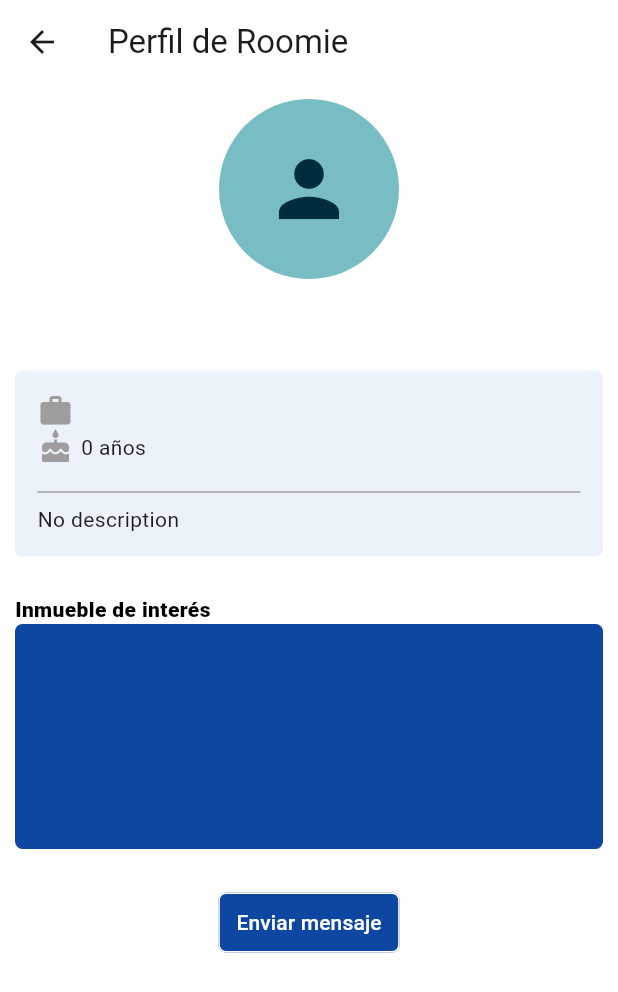
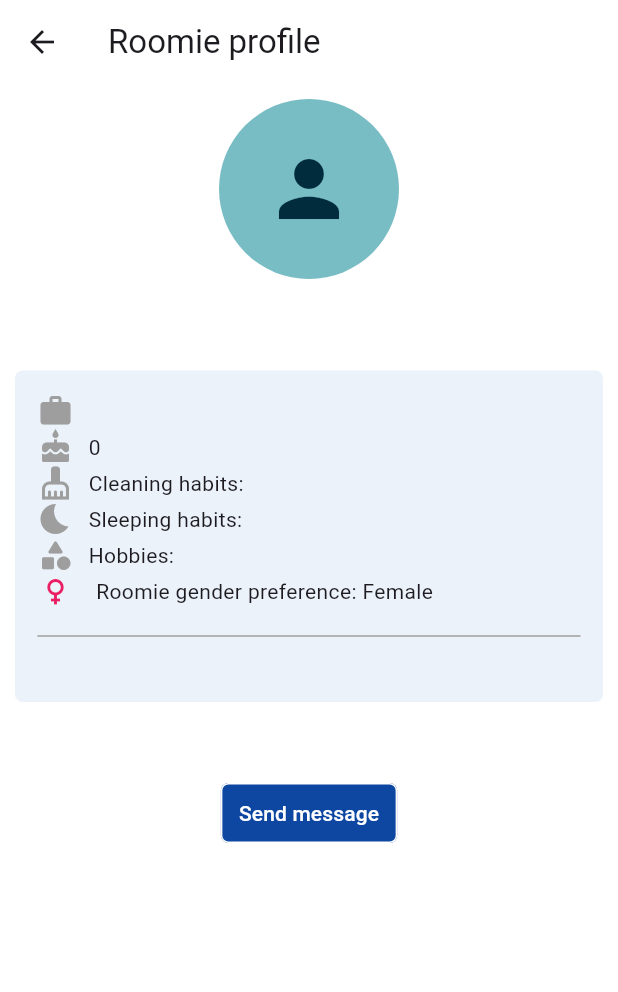
Before and after one commit to WX61-Grupo2-AplicacionesMoviles/App-Mobile-Plusroom, a Flutter app: the RoomiePage screen opened directly with empty values, on a phone screen of 412 x 824 dp. Shown: the top 992 px of the screen. Run offline on Flutter 3.47's test engine with Material 3 defaults, Android fonts, the phone set to English and light mode, and no system bars.

Commit message:
feat: roomie preference info

```diff
--- a/lib/components/roomie_tile.dart
+++ b/lib/components/roomie_tile.dart
@@ -1,10 +1,10 @@
 import 'package:app_mobile_plusroom/components/profile_image.dart';
-import 'package:app_mobile_plusroom/models/roomie.dart';
 import 'package:flutter/material.dart';
+import '../models/roomie.dart';
 import '../pages/roomie_detail_page.dart';
 
 class RoomieTile extends StatelessWidget {
-  final Roomie roomie;
+  final Tenant roomie;
 
   RoomieTile({
     super.key,
@@ -79,31 +79,38 @@ class RoomieTile extends StatelessWidget {
         Row(
           crossAxisAlignment: CrossAxisAlignment.start,
           children: [
-            roomie.occupation == "Estudiante"
+            roomie.occupation == "Student"
                 ? const Icon(Icons.school)
                 : const Icon(Icons.work),
             const SizedBox(width: 5),
             Text(roomie.occupation)
           ],
         ),
-        roomie.pets == true
+        roomie.preferences.petFriendly == true
             ? const Row(
                 children: [
                   Icon(Icons.pets),
                   SizedBox(width: 5),
-                  Text('Mascotas'),
+                  Text('Pet friendly'),
                 ],
               )
             : Container(),
-        roomie.smoker == true
+        roomie.preferences.smokingPreference == true
             ? const Row(
                 children: [
                   Icon(Icons.smoking_rooms),
                   SizedBox(width: 5),
-                  Text('Fumador'),
+                  Text('Smoker'),
                 ],
               )
             : Container(),
+        Row(
+          children: [
+            Icon(Icons.location_on),
+            const SizedBox(width: 5),
+            Expanded(child: Text('${roomie.preferences.locationPreference}')),
+          ],
+        ),
       ],
     );
   }
@@ -133,7 +140,7 @@ class RoomieTile extends StatelessWidget {
         );
       },
       child: const Text(
-        "Más información",
+        "More information",
       ),
     );
   }
--- a/lib/models/roomie.dart
+++ b/lib/models/roomie.dart
@@ -1,41 +1,77 @@
-class Roomie {
+class Preferences {
+  final List<String> preferences;
+  final List<String> hobbies;
+  final String locationPreference;
+  final int budget;
+  final String genderPreference;
+  final int minAge;
+  final int maxAge;
+  final bool petFriendly;
+  final bool smokingPreference;
+  final String cleaningHabits;
+  final String sleepingHabits;
+
+  Preferences({
+    required this.preferences,
+    required this.hobbies,
+    required this.locationPreference,
+    required this.budget,
+    required this.genderPreference,
+    required this.minAge,
+    required this.maxAge,
+    required this.petFriendly,
+    required this.smokingPreference,
+    required this.cleaningHabits,
+    required this.sleepingHabits,
+  });
+
+  factory Preferences.fromJson(Map<String, dynamic> map) {
+    return Preferences(
+      preferences: List<String>.from(map['preferences']),
+      hobbies: List<String>.from(map['hobbies']),
+      locationPreference: map['locationPreference'],
+      budget: map['budget'],
+      genderPreference: map['genderPreference'],
+      minAge: map['minAge'],
+      maxAge: map['maxAge'],
+      petFriendly: map['petFriendly'],
+      smokingPreference: map['smokingPreference'],
+      cleaningHabits: map['cleaningHabits'],
+      sleepingHabits: map['sleepingHabits'],
+    );
+  }
+}
+
+class Tenant {
+  final int id;
   final String name;
   final String lastName;
   final String email;
-  final String? description;
+  final String description;
   final String dni;
   final int age;
   final String gender;
-  final String occupation; // student, professional
-  final bool? pets;
-  final bool? smoker;
+  final String occupation;
   final String photo;
-  // final bool searchRoomie;
-  // final String? receivedMessages, sentMesages; // Message model
-  // final String? listNotification; // Notification model
+  final Preferences preferences;
 
-  Roomie({
+  Tenant({
+    required this.id,
     required this.name,
     required this.lastName,
     required this.email,
-    // if description empty, show "No description"
-    this.description = "No description",
+    required this.description,
     required this.dni,
     required this.age,
     required this.gender,
     required this.occupation,
-    this.pets,
-    this.smoker,
     required this.photo,
-    // required this.searchRoomie,
-    // this.receivedMessages,
-    // this.sentMesages,
-    // this.listNotification
+    required this.preferences,
   });
 
-  // method to map data from json to Roomie object
-  factory Roomie.fromMap(Map<String, dynamic> data) {
-    return Roomie(
+  factory Tenant.fromJson(Map<String, dynamic> data) {
+    return Tenant(
+      id: data['id'],
       name: data['name'],
       lastName: data['lastName'],
       email: data['email'],
@@ -44,11 +80,8 @@ class Roomie {
       age: data['age'],
       gender: data['gender'],
       occupation: data['occupation'],
-      pets: data['pets'],
-      smoker: data['smoker'],
       photo: data['photo'],
-      // searchRoomie: data['searchRoomie'],
+      preferences: Preferences.fromJson(data['preferences']),
     );
   }
-
 }
--- a/lib/pages/roomie_detail_page.dart
+++ b/lib/pages/roomie_detail_page.dart
@@ -3,7 +3,7 @@ import 'package:flutter/material.dart';
 import '../models/roomie.dart';
 
 class RoomiePage extends StatelessWidget {
-  final Roomie roomie;
+  final Tenant roomie;
 
   const RoomiePage({
     super.key,
@@ -15,10 +15,11 @@ class RoomiePage extends StatelessWidget {
     return Scaffold(
       backgroundColor: Colors.white,
       appBar: AppBar(
-        title: const Text('Perfil de Roomie'),
+        title: const Text('Roomie profile'),
         backgroundColor: Colors.white,
       ),
-      body: Container(
+      body: SingleChildScrollView(
+        child: Container(
           margin: const EdgeInsets.all(10.0),
           child: Column(
             children: [
@@ -72,21 +73,6 @@ class RoomiePage extends StatelessWidget {
 
                   const SizedBox(height: 25),
 
-                // Post interest
-                const Text("Inmueble de interés", style: TextStyle(
-                    color: Colors.black,
-                    fontWeight: FontWeight.w900,
-                  ),),
-
-                // Post detail box
-                Container(
-                  width: double.infinity, // full width
-                  height: 150,
-                  decoration: BoxDecoration(
-                    color: Colors.blue.shade900,
-                    borderRadius: BorderRadius.circular(5),
-                  ),
-                ),
 
                   const SizedBox(height: 25),
 
@@ -110,12 +96,13 @@ class RoomiePage extends StatelessWidget {
                             //       ),
                             //     ));
                             },
-                        child: const Text("Enviar mensaje"),
+                          child: const Text("Send message"),
                     ),
                   ),
                 ],
               ),
             ],
+          ),
         ),
       ),
     );
@@ -138,53 +125,78 @@ class RoomiePage extends StatelessWidget {
         Row(
           crossAxisAlignment: CrossAxisAlignment.start,
           children: [
-            roomie.occupation == "Estudiante"
-                ? Icon(
-                    Icons.school,
-                    color: Colors.grey.shade500,
-                  )
-                : Icon(
-                    Icons.work,
-                    color: Colors.grey.shade500,
-                  ),
-            const SizedBox(width: 5),
+            roomie.occupation == "Student"
+                ? Icon(Icons.school, color: Colors.grey.shade500,)
+                : Icon(Icons.work, color: Colors.grey.shade500,),
+            const SizedBox(width: 10),
             Text(roomie.occupation)
           ],
         ),
         Row(
           children: [
-            Icon(
-              Icons.cake,
-              color: Colors.grey.shade500,
-            ),
-            const SizedBox(width: 5),
-            Text("${roomie.age} años"),
+            Icon(Icons.cake, color: Colors.grey.shade500,),
+            const SizedBox(width: 10),
+            Text("${roomie.age}"),
           ],
         ),
-        roomie.pets == true
+        roomie.preferences.petFriendly == true
             ? Row(
                 children: [
-                  Icon(
-                    Icons.pets,
-                    color: Colors.grey.shade500,
-                  ),
-                  const SizedBox(width: 5),
-                  const Text('Mascotas'),
+                  Icon(Icons.pets, color: Colors.grey.shade500,),
+                  const SizedBox(width: 10),
+                  const Text('Pet friendly'),
                 ],
               )
             : Container(),
-        roomie.smoker == true
+        roomie.preferences.smokingPreference == true
             ? Row(
                 children: [
-                  Icon(
-                    Icons.smoking_rooms,
-                    color: Colors.grey.shade500,
-                  ),
-                  const SizedBox(width: 5),
-                  const Text('Fumador'),
+                  Icon(Icons.smoking_rooms, color: Colors.grey.shade500,),
+                  const SizedBox(width: 10),
+                  const Text('Smoker'),
                 ],
               )
             : Container(),
+        Row(
+          children: [
+            Icon(Icons.cleaning_services, color: Colors.grey.shade500,),
+            const SizedBox(width: 10),
+            Expanded(child: Text('Cleaning habits: ${roomie.preferences.cleaningHabits}')),
+          ],
+        ),
+        Row(
+          children: [
+            Icon(Icons.bedtime, color: Colors.grey.shade500,),
+            const SizedBox(width: 10),
+            Expanded(child: Text('Sleeping habits: ${roomie.preferences.sleepingHabits}')),
+          ],
+        ),
+        Row(
+          children: [
+            Icon(Icons.category_rounded, color: Colors.grey.shade500,),
+            const SizedBox(width: 10),
+            const Text("Hobbies: "),
+            const SizedBox(width: 10),
+            Column(
+              crossAxisAlignment: CrossAxisAlignment.start,
+              children: [
+                for (var hobby in roomie.preferences.hobbies)
+                  Text("- $hobby"),
+              ],
+            ),
+          ],
+        ),
+        Row(
+          children: [
+            roomie.preferences.genderPreference == "male"
+                ? const Icon(Icons.male, color: Colors.blue,)
+                : const Icon(Icons.female, color: Colors.pink,),
+            const SizedBox(width: 15),
+            roomie.preferences.genderPreference == "male"
+                ? const Text("Roomie gender preference: Male")
+                : const Text("Roomie gender preference: Female"),
+          ],
+        )
       ],
     );
   }
--- a/lib/services/roomie_service.dart
+++ b/lib/services/roomie_service.dart
@@ -9,14 +9,14 @@ class RoomieService {
 
 
   // get all roomies
-  Future<List<Roomie>> getRoomies() async {
+  Future<List<Tenant>> getRoomies() async {
     final response = await http.get(Uri.parse("$apiUrl/tenants"));
 
     if (response.statusCode == 200) {
       List<dynamic> jsonData = json.decode(response.body);
-      return jsonData.map((data) => Roomie.fromMap(data)).toList();
+      return jsonData.map((roomie) => Tenant.fromJson(roomie)).toList();
     } else {
-      throw Exception('Error al obtener los roomies');
+      throw Exception('Error to get roomies data');
     }
   }
 
--- a/pubspec.yaml
+++ b/pubspec.yaml
@@ -62,6 +62,7 @@ flutter:
   # To add assets to your application, add an assets section, like this:
   assets:
     - lib/assets/images/
+    - lib/assets/db.json
 
   # An image asset can refer to one or more resolution-specific "variants", see
   # https://flutter.dev/to/resolution-aware-images
```
Also changed, not shown: lib/assets/db.json (added, +104 -0 lines), lib/pages/roomie_search_page.dart (+103 -21 lines). Lines whose indentation alone changed are shown as unchanged.
